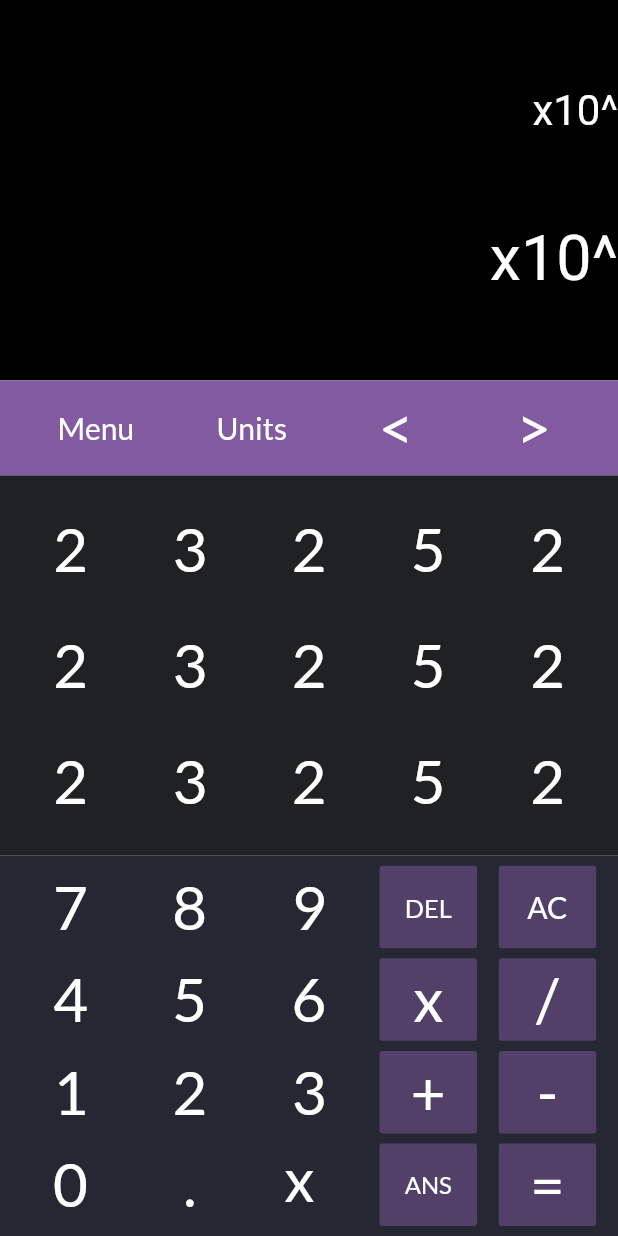
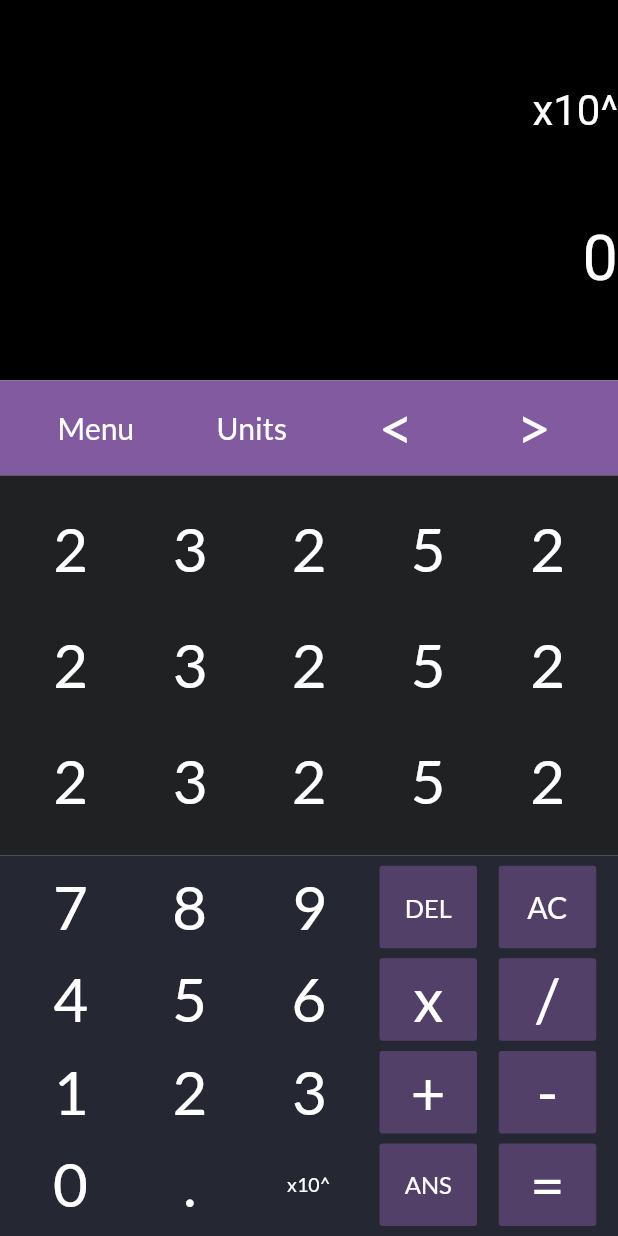
Before and after one commit to ararajs/scientific_calc, a Flutter app: the screen it shows after launch, after a tap on "x10^", after a tap on "ANS", on a phone screen of 412 x 824 dp. Run offline on Flutter 3.47's test engine with Material 2 defaults, Android fonts, the phone set to English and light mode, and no system bars; our stand-ins replace google_fonts, math_expressions.

Commit message:
1)Added button class in functions.dart 2) Changed all buttons for stateless widget (bottom most keys) 3) Working to implement other stuff right now - for stateful widgets as well

```diff
--- a/lib/functions.dart
+++ b/lib/functions.dart
@@ -4,59 +4,72 @@
 import 'package:math_expressions/math_expressions.dart';
 import 'package:google_fonts/google_fonts.dart';
 
-class Solver{
-  String solve(String input){
+
+
+
+
+class Button extends StatelessWidget{
+  final List Colorlist;
+  final double Size;
+  final String Input;
+  final String FullInput;
+  final ValueChanged<String> Set_Output;
+  final ValueChanged<String> Set_Input;
+  final ValueChanged<String> Update_Input;
+  Button({this.Update_Input, this.Input, this.Set_Output, this.Set_Input, this.FullInput, this.Colorlist, this.Size});
+
+  void ButtonPressed(String input){
+    if (input == "DEL"){
+      if (FullInput != null && FullInput.length > 0) {
+        Set_Input(FullInput.substring(0, FullInput.length - 1));
+      }
+    }
+    else if (input == "AC"){
+      Set_Output("0");
+      Set_Input("");
+    }
+    else if (input == "ANS"){
+      //
+    }
+    else if (input == "=") {
         var temp = "";
         Parser solve = Parser();
-    temp = input;
+        temp = FullInput;
         temp = temp.replaceAll("x", "*");
-    try{
+        try {
           Expression expr = solve.parse(temp);
           ContextModel cm = ContextModel();
-      double ans = expr.evaluate(EvaluationType.REAL, cm);
-      return "$ans";
+          String ans = expr.evaluate(EvaluationType.REAL, cm).toString();
+          while ((ans.contains('.') && ans.endsWith('0')) ||
+              ans.endsWith('.')) {
+            ans = ans.substring(0, ans.length - 1);
           }
-    catch(err){
-      return "Error";
+          Set_Output(ans);
         }
+        catch(err) {
+          Set_Output("Error");
+        }
+      }
+    else{
+      Update_Input(input.toString());
     }
   }
 
-class ButtonAdd{
-  List ebreturner (a,b,c,d,e) {
-    var opp;
-    opp = [
-      SizedBox(width: 65.0,
+//129, 90, 160, 0.5 for lighter purple with font size, 17, 20
+
+
+  Widget build(BuildContext context){
+    return SizedBox(
+      width: 65.0,
       height: 55.0,
-          child: FlatButton(color: Color.fromRGBO(37, 39, 50, 1),
+      child: FlatButton(
+        color: Color.fromRGBO(Colorlist[0], Colorlist[1], Colorlist[2], Colorlist[3]),
         textColor: Colors.white,
-            onPressed: () {},
-            child: Text("$a", style: GoogleFonts.lato(fontSize: 40,),),)),
-      SizedBox(width: 65.0,
-          height: 55.0,
-          child: FlatButton(color: Color.fromRGBO(37, 39, 50, 1),
-            textColor: Colors.white,
-            onPressed: () {},
-            child: Text("$b", style: GoogleFonts.lato(fontSize: 40,),),)),
-      SizedBox(width: 65.0,
-          height: 55.0,
-          child: FlatButton(color: Color.fromRGBO(37, 39, 50, 1),
-            textColor: Colors.white,
-            onPressed: () {},
-            child: Text("$c", style: GoogleFonts.lato(fontSize: 40,),),)),
-      SizedBox(width: 65.0,
-          height: 55.0,
-          child: FlatButton(color: Color.fromRGBO(129, 90, 160, 0.5),
-            textColor: Colors.white,
-            onPressed: () {},
-            child: Text("$d", style: GoogleFonts.lato(fontSize: 17,),),)),
-      SizedBox(width: 65.0,
-          height: 55.0,
-          child: FlatButton(color: Color.fromRGBO(129, 90, 160, 0.5),
-            textColor: Colors.white,
-            onPressed: () {},
-            child: Text("$e", style: GoogleFonts.lato(fontSize: 20,),),)),
-    ];
-    return opp;
+        onPressed: () {ButtonPressed(this.Input);},
+        child:Text(this.Input.toString(), style: GoogleFonts.lato(fontSize: Size,)),
+
+      ),
+    );
   }
+
 }
--- a/lib/main.dart
+++ b/lib/main.dart
@@ -3,10 +3,13 @@
 import 'dart:math' as math;
 import 'package:math_expressions/math_expressions.dart';
 import 'package:google_fonts/google_fonts.dart';
-import 'functions.dart' as func;
+import 'functions.dart';
 
 
 void main() => runApp(MyApp());
+
+
+
 
 class MyApp extends StatelessWidget {
   @override
@@ -25,44 +28,55 @@
 }
 
 class _HomePageState extends State<HomePage> {
-  final funcsolver = func.Solver();
-  final buttonadd = func.ButtonAdd();
-  var msg = "";
+  var input = "";
   var output = "0";
-  var temp =  "";
+  List MainColor = [37,39,50,1.0];    //For numbers
+  List SideColor = [129,90,160,0.5]; //For the side columns
 
-
-  void update(x) {                              // button press to key input
-    setState(() {
-      msg = "$msg$x";
+  void update_input(x){
+    setState((){
+      input = input + x.toString();
     });
   }
 
-  void all_clear() {                            // All clear - deletes all inputs
+  void set_input(x){
     setState(() {
-      msg = "";
+      input = x;
+    });
+  }
+
+  void set_output(x){
+    setState(() {
+      output = x;
+    });
+  }
+
+  void update(x) {
+    setState(() {
+      input = "$input$x";
+    });
+  }
+
+  void all_clear() {
+    setState(() {
+      input = "";
       output = "0";
     });
   }
   void clear (){
     setState(() {
-      if (msg != null && msg.length > 0){
-        msg = msg.substring(0, msg.length-1);    //Used to delete char by char
+      if (input != null && input.length > 0){
+        input = input.substring(0, input.length-1);
       }
     });
   }
 
   void result () {
     setState(() {
-      output = "$msg";
+      output = "$input";
     });
   }
 
-  void solver (){
-    setState(() {
-      output = funcsolver.solve(msg);
-    });
-  }
 
   Widget build(BuildContext context) {
     return Scaffold(
@@ -79,7 +93,7 @@
                       mainAxisAlignment: MainAxisAlignment.end,
                       crossAxisAlignment: CrossAxisAlignment.start,
                       children: [
-                        Text("$msg", textScaleFactor: 2,style: TextStyle(color: Colors.white.withOpacity(1)),)
+                        Text("$input", textScaleFactor: 2,style: TextStyle(color: Colors.white.withOpacity(1)),)
                       ],
                     ),
                     Row(
@@ -274,44 +288,44 @@
                     mainAxisAlignment: MainAxisAlignment.spaceEvenly,
                     crossAxisAlignment: CrossAxisAlignment.start,
                     children: <Widget> [
-                      SizedBox(width: 65.0, height: 55.0,child: FlatButton(color: Color.fromRGBO(37, 39, 50, 1), textColor: Colors.white, onPressed: () {update("7");}, child: Text("7", style: GoogleFonts.lato(fontSize: 40,),),)),
-                      SizedBox(width: 65.0, height: 55.0,child: FlatButton(color: Color.fromRGBO(37, 39, 50, 1), textColor: Colors.white, onPressed: () {update("8");}, child: Text("8", style: GoogleFonts.lato(fontSize: 40,),),)),
-                      SizedBox(width: 65.0, height: 55.0,child: FlatButton(color: Color.fromRGBO(37, 39, 50, 1), textColor: Colors.white, onPressed: () {update("9");}, child: Text("9", style: GoogleFonts.lato(fontSize: 40,),),)),
-                      SizedBox(width: 65.0, height: 55.0,child: FlatButton(color: Color.fromRGBO(129, 90, 160, 0.5), textColor: Colors.white, onPressed: () {clear();}, child: Text("DEL", style: GoogleFonts.lato(fontSize: 17,),),)),
-                      SizedBox(width: 65.0, height: 55.0,child: FlatButton(color: Color.fromRGBO(129, 90, 160, 0.5), textColor: Colors.white, onPressed: () {all_clear();}, child: Text("AC", style: GoogleFonts.lato(fontSize: 20,),),)),
+                      Button(Input:"7", Update_Input: update_input, Colorlist: MainColor, Size: 40.0,),
+                      Button(Input: "8", Update_Input: update_input, Colorlist: MainColor,Size: 40.0,),
+                      Button(Input: "9", Update_Input: update_input, Colorlist: MainColor, Size: 40.0),
+                      Button(Input: "DEL", FullInput: input, Set_Input: set_input, Colorlist: SideColor, Size: 17.0),
+                      Button(Input: "AC", Set_Input: set_input, Set_Output: set_output, Colorlist: SideColor, Size: 20.0,),
                     ],
                   ),
                   Row(
                     mainAxisAlignment: MainAxisAlignment.spaceEvenly,
                     crossAxisAlignment: CrossAxisAlignment.start,
                     children: <Widget> [
-                      SizedBox(width: 65.0, height: 55.0,child: FlatButton(color: Color.fromRGBO(37, 39, 50, 1), textColor: Colors.white, onPressed: () {update("4");}, child: Text("4", style: GoogleFonts.lato(fontSize: 40,),),)),
-                      SizedBox(width: 65.0, height: 55.0,child: FlatButton(color: Color.fromRGBO(37, 39, 50, 1), textColor: Colors.white, onPressed: () {update("5");}, child: Text("5", style: GoogleFonts.lato(fontSize: 40,),),)),
-                      SizedBox(width: 65.0, height: 55.0,child: FlatButton(color: Color.fromRGBO(37, 39, 50, 1), textColor: Colors.white, onPressed: () {update("6");}, child: Text("6", style: GoogleFonts.lato(fontSize: 40,),),)),
-                      SizedBox(width: 65.0, height: 55.0,child: FlatButton(color: Color.fromRGBO(129, 90, 160, 0.5), textColor: Colors.white, onPressed: () {update("x");}, child: Text("x", style: GoogleFonts.lato(fontSize: 40,),),)),
-                      SizedBox(width: 65.0, height: 55.0,child: FlatButton(color: Color.fromRGBO(129, 90, 160, 0.5), textColor: Colors.white, onPressed: () {update("/");}, child: Text("/", style: GoogleFonts.lato(fontSize: 40,),),)),
+                      Button(Input:"4", Update_Input: update_input, Colorlist: MainColor, Size: 40.0,),
+                      Button(Input: "5", Update_Input: update_input, Colorlist: MainColor, Size: 40.0,),
+                      Button(Input: "6", Update_Input: update_input, Colorlist: MainColor, Size: 40.0,),
+                      Button(Input: "x", Update_Input: update_input, Colorlist: SideColor, Size: 40.0,),
+                      Button(Input: "/", Update_Input: update_input, Colorlist: SideColor, Size: 40.0,),
                     ],
                   ),
                   Row(
                     mainAxisAlignment: MainAxisAlignment.spaceEvenly,
                     crossAxisAlignment: CrossAxisAlignment.start,
                     children: <Widget> [
-                      SizedBox(width: 65.0, height: 55.0,child: FlatButton(color: Color.fromRGBO(37, 39, 50, 1), textColor: Colors.white, onPressed: () {update("1");}, child: Text("1", style: GoogleFonts.lato(fontSize: 40,),),)),
-                      SizedBox(width: 65.0, height: 55.0,child: FlatButton(color: Color.fromRGBO(37, 39, 50, 1), textColor: Colors.white, onPressed: () {update("2");}, child: Text("2", style: GoogleFonts.lato(fontSize: 40,),),)),
-                      SizedBox(width: 65.0, height: 55.0,child: FlatButton(color: Color.fromRGBO(37, 39, 50, 1), textColor: Colors.white, onPressed: () {update("3");}, child: Text("3", style: GoogleFonts.lato(fontSize: 40,),),)),
-                      SizedBox(width: 65.0, height: 55.0,child: FlatButton(color: Color.fromRGBO(129, 90, 160, 0.5), textColor: Colors.white, onPressed: () {update("+");}, child: Text("+", style: GoogleFonts.lato(fontSize: 40,),),)),
-                      SizedBox(width: 65.0, height: 55.0,child: FlatButton(color: Color.fromRGBO(129, 90, 160, 0.5), textColor: Colors.white, onPressed: () {update("-");}, child: Text("-", style: GoogleFonts.lato(fontSize: 40,),),)),
+                      Button(Input:"1", Update_Input: update_input, Colorlist: MainColor, Size: 40.0,),
+                      Button(Input: "2", Update_Input: update_input, Colorlist: MainColor, Size: 40.0,),
+                      Button(Input: "3", Update_Input: update_input, Colorlist: MainColor, Size: 40.0,),
+                      Button(Input: "+", Update_Input: update_input, Colorlist: SideColor, Size: 40.0,),
+                      Button(Input: "-",Update_Input: update_input, Colorlist: SideColor, Size: 40.0,),
                     ],
                   ),
                   Row(
                     mainAxisAlignment: MainAxisAlignment.spaceEvenly,
                     crossAxisAlignment: CrossAxisAlignment.start,
                     children: <Widget> [
-                      SizedBox(width: 65.0, height: 55.0,child: FlatButton(color: Color.fromRGBO(37, 39, 50, 1), textColor: Colors.white, onPressed: () {update("0");}, child: Text("0", style: GoogleFonts.lato(fontSize: 40,),),)),
-                      SizedBox(width: 65.0, height: 55.0,child: FlatButton(color: Color.fromRGBO(37, 39, 50, 1), textColor: Colors.white, onPressed: () {update(".");}, child: Text(".", style: GoogleFonts.lato(fontSize: 40,),),)),
-                      SizedBox(width: 65.0, height: 55.0,child: FlatButton(color: Color.fromRGBO(37, 39, 50, 1), textColor: Colors.white, onPressed: () {update("x10^");}, child: Text("x10^", style: GoogleFonts.lato(fontSize: 40,),),)),
-                      SizedBox(width: 65.0, height: 55.0,child: FlatButton(color: Color.fromRGBO(129, 90, 160, 0.5), textColor: Colors.white, onPressed: () {result();}, child: Text("ANS", style: GoogleFonts.lato(fontSize: 16,),),)),
-                      SizedBox(width: 65.0, height: 55.0,child: FlatButton(color: Color.fromRGBO(129, 90, 160, 0.5), textColor: Colors.white, onPressed: () {solver();}, child: Text("=", style: GoogleFonts.lato(fontSize: 40,),),)),
+                      Button(Input:"0", Update_Input: update_input, Colorlist: MainColor, Size: 40.0,),
+                      Button(Input: ".", Update_Input: update_input, Colorlist: MainColor, Size: 40.0,),
+                      Button(Input: "x10^", Update_Input: update_input, Colorlist: MainColor, Size: 13.0,),
+                      Button(Input: "ANS", Update_Input: update_input, Colorlist: SideColor, Size: 16.0,),
+                      Button(Input: "=",FullInput: input, Set_Output: set_output, Colorlist: SideColor, Size: 40.0,),
                     ],
                   ),
                 ],
```
Also changed, not shown: pubspec.lock. Lines whose indentation alone changed are shown as unchanged.
